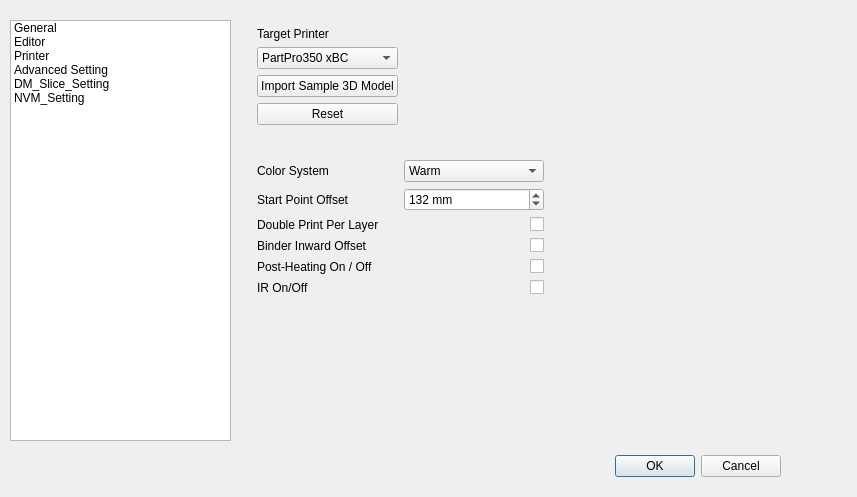
The window that bcpware/src/bcpware/ui/setting_UI.ui (peterstoneee/BCPware_skt) describes before a commit, drawn with Qt 5.
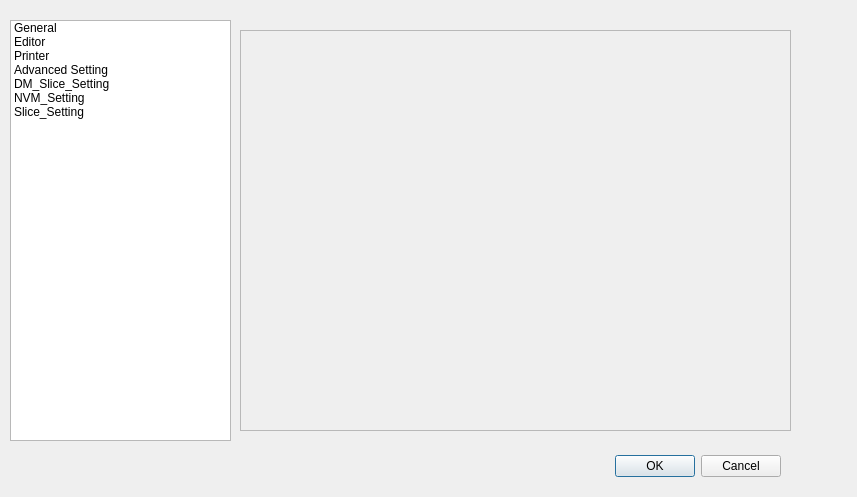
The same window after the commit. Icons and pictures are not drawn.

Commit message:
back up for settings
create pp350 and pp352 settings, and json file

The edit to the form file:
```diff
--- a/bcpware/src/bcpware/ui/setting_UI.ui
+++ b/bcpware/src/bcpware/ui/setting_UI.ui
@@ -80,6 +80,11 @@
      <string>NVM_Setting</string>
     </property>
    </item>
+   <item>
+    <property name="text">
+     <string>Slice_Setting</string>
+    </property>
+   </item>
   </widget>
   <widget class="QStackedWidget" name="stackedWidget">
    <property name="geometry">
@@ -91,7 +96,7 @@
     </rect>
    </property>
    <property name="currentIndex">
-    <number>2</number>
+    <number>6</number>
    </property>
    <widget class="QWidget" name="general_page">
     <widget class="QFrame" name="frame_12">
@@ -4625,6 +4630,31 @@
      </widget>
     </widget>
    </widget>
+   <widget class="QWidget" name="page">
+    <widget class="QScrollArea" name="scrollArea_4">
+     <property name="geometry">
+      <rect>
+       <x>0</x>
+       <y>10</y>
+       <width>551</width>
+       <height>401</height>
+      </rect>
+     </property>
+     <property name="widgetResizable">
+      <bool>true</bool>
+     </property>
+     <widget class="QWidget" name="scrollAreaWidgetContents_4">
+      <property name="geometry">
+       <rect>
+        <x>0</x>
+        <y>0</y>
+        <width>549</width>
+        <height>399</height>
+       </rect>
+      </property>
+     </widget>
+    </widget>
+   </widget>
   </widget>
  </widget>
  <resources/>
```
The commit also changes 14 other files.
